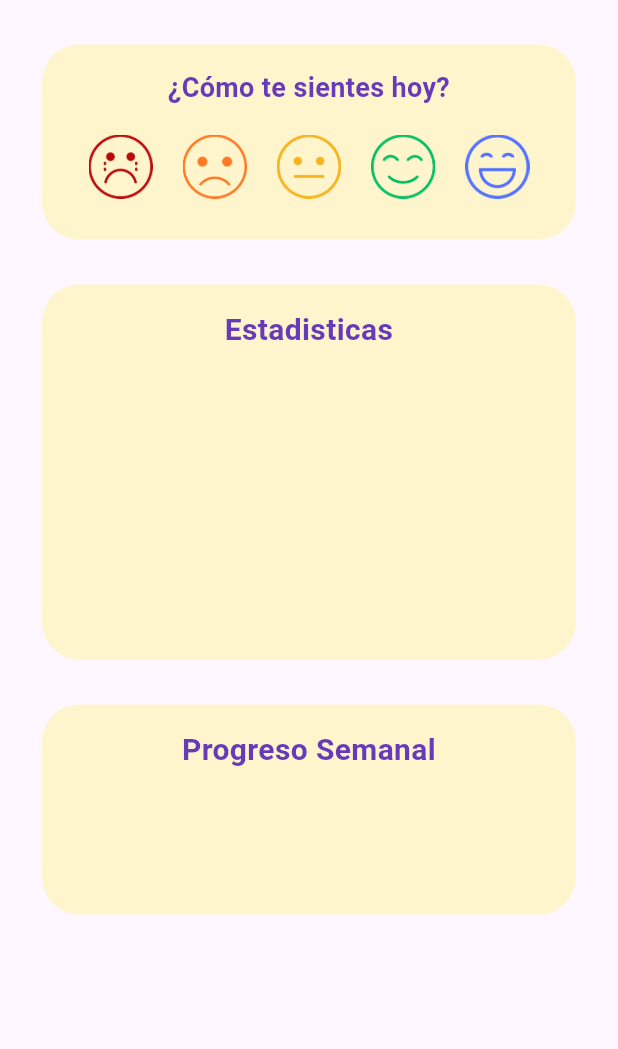
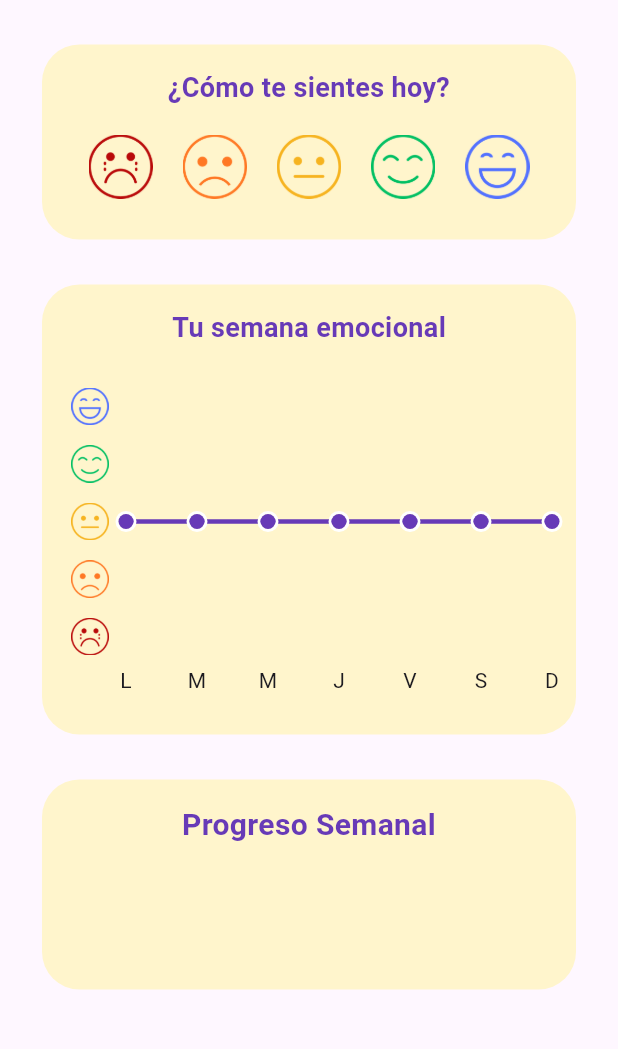
Before and after one commit to Santiago2132/maizfront, a Flutter app: the HomeScreen screen opened by its route, on a phone screen of 412 x 824 dp, the part 164-1213 px from its top. Run offline on Flutter 3.47's test engine with Material 3 defaults, Android fonts, the phone set to English and light mode, and no system bars; drawn by our look-alikes of fl_chart; our stand-ins replace audioplayers, firebase_auth, firebase_core, fluttertoast, google_sign_in, shared_preferences and 1 more; accounts and stored records are empty.

Commit message:
Agregado apartado de gráfico de emociones y funcionalidad de promedio de emociones. Se expandió el apartado de las cartas, además de agregar nuevas frases e imagenes

```diff
--- /dev/null
+++ b/maiz_app/lib/models/emotion_storage.dart
@@ -0,0 +1,33 @@
+import 'package:shared_preferences/shared_preferences.dart';
+
+class EmotionStorage {
+  static const _key = 'user_emotions';
+
+  // Guardar una emoción con la fecha actual
+  static Future<void> saveEmotion(String emotion) async {
+    final prefs = await SharedPreferences.getInstance();
+    final emotions = await getEmotions();
+
+    emotions.add({
+      'date': DateTime.now().toIso8601String(),
+      'emotion': emotion,
+    });
+
+    await prefs.setStringList(_key, emotions.map((e) => e.toString()).toList());
+  }
+
+  // Obtener todas las emociones guardadas
+  static Future<List<Map<String, String>>> getEmotions() async {
+    final prefs = await SharedPreferences.getInstance();
+    final List<String>? emotionStrings = prefs.getStringList(_key);
+
+    return emotionStrings?.map((e) {
+          final parts = e.replaceAll("{", "").replaceAll("}", "").split(", ");
+          return {
+            'date': parts[0].split(": ")[1],
+            'emotion': parts[1].split(": ")[1],
+          };
+        }).toList() ??
+        [];
+  }
+}
--- a/maiz_app/lib/screens/home/home_screen.dart
+++ b/maiz_app/lib/screens/home/home_screen.dart
@@ -1,12 +1,17 @@
 import 'package:flutter/material.dart';
 import 'package:mAIz/screens/home/widgets/feeling_card.dart';
 import 'package:mAIz/screens/home/widgets/progress_card.dart';
-import 'package:mAIz/screens/home/widgets/stats_card.dart';
+import 'package:mAIz/screens/home/widgets/graphic_card.dart';
 import 'package:mAIz/screens/home/widgets/welcome_message.dart';
 
-class HomeScreen extends StatelessWidget {
+class HomeScreen extends StatefulWidget {
   const HomeScreen({super.key});
 
+  @override
+  _HomeScreenState createState() => _HomeScreenState();
+}
+
+class _HomeScreenState extends State<HomeScreen> {
   @override
   Widget build(BuildContext context) {
     return Scaffold(
@@ -33,9 +38,12 @@ class HomeScreen extends StatelessWidget {
                   const SizedBox(height: 15),
                   const WelcomeMessage(),
                   const SizedBox(height: 30),
-                  const FeelingCard(),
+                  FeelingCard(
+                    onEmotionSelected: () =>
+                        setState(() {}), // Actualizar estado
+                  ),
                   const SizedBox(height: 30),
-                  const StatsCard(),
+                  GraphicCard(),
                   const SizedBox(height: 30),
                   const ProgressCard(),
                 ],
--- a/maiz_app/lib/screens/home/widgets/feeling_card.dart
+++ b/maiz_app/lib/screens/home/widgets/feeling_card.dart
@@ -1,8 +1,10 @@
 import 'package:flutter/material.dart';
+import 'package:mAIz/models/emotion_storage.dart';
 import 'package:mAIz/widgets/custom_card.dart';
 
 class FeelingCard extends StatefulWidget {
-  const FeelingCard({super.key});
+  final VoidCallback onEmotionSelected; // Añadir esta línea
+  const FeelingCard({super.key, required this.onEmotionSelected});
 
   @override
   State<FeelingCard> createState() => _FeelingCardState();
@@ -19,10 +21,16 @@ class _FeelingCardState extends State<FeelingCard> {
     'Euforico': 'assets/icons/Euphoric_icon.png',
   };
 
+  void _handleFeelingSelection(String feeling) async {
+    setState(() => selectedFeeling = feeling);
+    await EmotionStorage.saveEmotion(feeling);
+    widget.onEmotionSelected(); // Notificar al padre
+  }
+
   @override
   Widget build(BuildContext context) {
     return CustomCard(
-      height: 130, // Modifica esta línea para ajustar la altura
+      height: 130,
       child: Column(
         children: [
           const Text(
@@ -38,8 +46,7 @@ class _FeelingCardState extends State<FeelingCard> {
           LayoutBuilder(
             builder: (context, constraints) {
               final maxWidth = constraints.maxWidth;
-              final itemWidth = (maxWidth - 50) /
-                  feelings.length; // Ajuste del ancho de cada imagen
+              final itemWidth = (maxWidth - 50) / feelings.length;
 
               return Row(
                 mainAxisAlignment: MainAxisAlignment.center,
@@ -47,14 +54,14 @@ class _FeelingCardState extends State<FeelingCard> {
                   final isSelected = selectedFeeling == entry.key;
 
                   return GestureDetector(
-                    onTap: () => setState(() => selectedFeeling = entry.key),
+                    onTap: () => _handleFeelingSelection(entry.key),
                     child: Container(
                       padding: const EdgeInsets.all(8),
                       decoration: BoxDecoration(
                         color: isSelected
                             ? const Color(0xFF673AB7).withOpacity(0.1)
                             : Colors.transparent,
-                        shape: BoxShape.circle, // Forma circular
+                        shape: BoxShape.circle,
                         border: Border.all(
                           color: isSelected
                               ? const Color(0xFF673AB7)
@@ -64,7 +71,7 @@ class _FeelingCardState extends State<FeelingCard> {
                       ),
                       child: Image.asset(
                         entry.value,
-                        width: itemWidth - 12, // Ajuste del tamaño de la imagen
+                        width: itemWidth - 12,
                         height: itemWidth - 12,
                       ),
                     ),
--- /dev/null
+++ b/maiz_app/lib/screens/home/widgets/graphic_card.dart
@@ -0,0 +1,182 @@
+import 'package:flutter/material.dart';
+import 'package:fl_chart/fl_chart.dart';
+import 'package:mAIz/models/emotion_storage.dart';
+import 'package:mAIz/widgets/custom_card.dart';
+
+class GraphicCard extends StatelessWidget {
+  final Map<String, double> emotionYValues = {
+    'Deprimente': 0,
+    'Triste': 1,
+    'Regular': 2,
+    'Feliz': 3,
+    'Euforico': 4,
+  };
+
+  bool _isSameDay(DateTime a, DateTime b) {
+    return a.year == b.year && a.month == b.month && a.day == b.day;
+  }
+
+  Future<List<FlSpot>> getWeeklyData() async {
+    final emotions = await EmotionStorage.getEmotions();
+    final today = DateTime.now();
+    final firstDayOfWeek = today.subtract(Duration(days: today.weekday - 1));
+    final weekDays =
+        List.generate(7, (i) => firstDayOfWeek.add(Duration(days: i)));
+
+    // Debug: Imprimir emociones almacenadas
+    debugPrint('Emociones almacenadas: $emotions');
+
+    return weekDays.map((day) {
+      final dailyEmotions = emotions
+          .where((e) => _isSameDay(DateTime.parse(e['date']!), day))
+          .toList();
+
+      // Debug: Imprimir emociones del día
+      debugPrint(
+          'Día ${day.toString()}: ${dailyEmotions.map((e) => e['emotion'])}');
+
+      final average = dailyEmotions.isEmpty
+          ? 2.0
+          : dailyEmotions
+                  .map((e) => emotionYValues[e['emotion']]!)
+                  .reduce((a, b) => a + b) /
+              dailyEmotions.length;
+
+      // Debug: Imprimir promedio
+      debugPrint('Promedio para ${day.toString()}: $average');
+
+      return FlSpot(weekDays.indexOf(day).toDouble(), average);
+    }).toList();
+  }
+
+  @override
+  Widget build(BuildContext context) {
+    return CustomCard(
+      height: 300,
+      child: FutureBuilder<List<FlSpot>>(
+        future: getWeeklyData(),
+        builder: (context, snapshot) {
+          if (snapshot.connectionState != ConnectionState.done) {
+            return const Center(child: CircularProgressIndicator());
+          }
+
+          return Column(
+            children: [
+              const Text(
+                'Tu semana emocional',
+                style: TextStyle(
+                  fontSize: 18,
+                  fontWeight: FontWeight.bold,
+                  color: Color(0xFF673AB7),
+                ),
+              ),
+              const SizedBox(height: 20),
+              Expanded(
+                child: LineChart(
+                  LineChartData(
+                    lineTouchData: LineTouchData(enabled: false),
+                    gridData: FlGridData(show: false),
+                    titlesData: _buildTitlesData(),
+                    borderData: FlBorderData(show: false),
+                    minX: 0,
+                    maxX: 6,
+                    minY: -0.5,
+                    maxY: 4.5,
+                    lineBarsData: [
+                      LineChartBarData(
+                        spots: snapshot.data ?? [],
+                        isCurved: true,
+                        color: const Color(0xFF673AB7),
+                        barWidth: 3,
+                        dotData: FlDotData(
+                          show: true,
+                          getDotPainter: (spot, percent, barData, index) {
+                            return FlDotCirclePainter(
+                              radius: 5,
+                              color: const Color(0xFF673AB7),
+                              strokeWidth: 2,
+                              strokeColor: Colors.white,
+                            );
+                          },
+                        ),
+                      ),
+                    ],
+                  ),
+                ),
+              ),
+            ],
+          );
+        },
+      ),
+    );
+  }
+
+  FlTitlesData _buildTitlesData() {
+    final today = DateTime.now();
+    final firstDayOfWeek = today.subtract(Duration(days: today.weekday - 1));
+    final weekDays =
+        List.generate(7, (i) => firstDayOfWeek.add(Duration(days: i)));
+
+    return FlTitlesData(
+      bottomTitles: AxisTitles(
+        sideTitles: SideTitles(
+          showTitles: true,
+          getTitlesWidget: (value, meta) {
+            final dayNames = ['L', 'M', 'M', 'J', 'V', 'S', 'D'];
+            return Text(dayNames[value.toInt()]);
+          },
+          reservedSize: 30,
+        ),
+      ),
+      leftTitles: AxisTitles(
+        sideTitles: SideTitles(
+          showTitles: true,
+          interval: 1,
+          getTitlesWidget: (value, meta) {
+            if (value % 1 != 0) return const SizedBox.shrink();
+
+            final emotion = emotionYValues.entries
+                .firstWhere((entry) => entry.value == value,
+                    orElse: () => const MapEntry('', -1))
+                .key;
+
+            if (emotion.isEmpty) return const SizedBox.shrink();
+
+            return Padding(
+              padding: const EdgeInsets.only(right: 8.0),
+              child: _EmotionIcon(emotion: emotion),
+            );
+          },
+          reservedSize: 40,
+        ),
+      ),
+      rightTitles: AxisTitles(),
+      topTitles: AxisTitles(),
+    );
+  }
+}
+
+class _EmotionIcon extends StatelessWidget {
+  final String emotion;
+
+  _EmotionIcon({required this.emotion});
+
+  final Map<String, String> emotionIcons = {
+    'Deprimente': 'assets/icons/Depressed_icon.png',
+    'Triste': 'assets/icons/sad_icon.png',
+    'Regular': 'assets/icons/so_so_icon.png',
+    'Feliz': 'assets/icons/Happy_icon.png',
+    'Euforico': 'assets/icons/Euphoric_icon.png',
+  };
+
+  @override
+  Widget build(BuildContext context) {
+    if (!emotionIcons.containsKey(emotion)) return const SizedBox.shrink();
+
+    return Image.asset(
+      emotionIcons[emotion]!,
+      width: 25,
+      height: 25,
+    );
+  }
+}
--- a/maiz_app/lib/screens/home/widgets/stats_card.dart
+++ /dev/null
@@ -1,14 +0,0 @@
-import 'package:flutter/material.dart';
-import 'package:mAIz/widgets/custom_card.dart';
-
-class StatsCard extends StatelessWidget {
-  const StatsCard({super.key});
-
-  @override
-  Widget build(BuildContext context) {
-    return CustomCard(
-      title: 'Estadisticas',
-      height: 250,
-    );
-  }
-}
--- a/maiz_app/lib/screens/your_day/widgets/your_day_cards.dart
+++ b/maiz_app/lib/screens/your_day/widgets/your_day_cards.dart
@@ -16,7 +16,7 @@ class _YourDayCardsState extends State<YourDayCards> {
   List<Map<String, dynamic>> _phrases = [];
   List<String> _images = [];
   final Random _random = Random();
-  final int _maxCards = 5; //CANTIDAD DE FRASES QUE SE VAN A MOSTRAR
+  final int _maxCards = 12; //CANTIDAD DE FRASES QUE SE VAN A MOSTRAR
 
   Future<void> _loadPhrases() async {
     final String response =
@@ -36,7 +36,7 @@ class _YourDayCardsState extends State<YourDayCards> {
         .toList();
     imagePaths.shuffle(_random);
     setState(() => _images = imagePaths
-        .take(3)
+        .take(7)
         .toList()); //CANTIDAD DE IMAGENES QUE SE VAN A MOSTRAR
   }
 
--- a/maiz_app/pubspec.yaml
+++ b/maiz_app/pubspec.yaml
@@ -31,7 +31,7 @@ dependencies:
   flutter:
     sdk: flutter
   http: ^1.2.0  # Añade esta línea con la versión que desees
-  audioplayers: ^6.1.1
+  audioplayers: ^6.1.2
   table_calendar: ^3.0.9
   fluttertoast: ^8.2.2
   font_awesome_flutter: ^10.6.0
@@ -40,6 +40,10 @@ dependencies:
   firebase_auth: ^5.4.2
   cloud_firestore: ^5.6.3
   firebase_storage: ^12.4.2
+  fl_chart: ^0.70.2
+  shared_preferences: ^2.5.2
+  hive: ^2.2.3
+  hive_flutter: ^1.1.0
   cupertino_icons: ^1.0.8
 
 dev_dependencies:
```
Also changed, not shown: maiz_app/assets/motivation_phrases.json (+144 -0 lines), maiz_app/assets/images/# mari !.jpg (added), maiz_app/assets/images/By Friedrich Silver.jpg (added), maiz_app/assets/images/Lesley Oldaker _ Saatchi Art.jpg (added), maiz_app/assets/images/Paths.jpg (added), maiz_app/assets/images/Positive Psychology In Mental Health.jpg (added), maiz_app/assets/images/Understanding Emotional Intelligence 5 Main Characteristics, Signs & How To Improve.jpg (added), maiz_app/assets/images/art blog.jpg (added), maiz_app/assets/images/descargar (1).jpg (added), maiz_app/assets/images/descargar.jpg (added), maiz_app/pubspec.lock, 2 other files.
